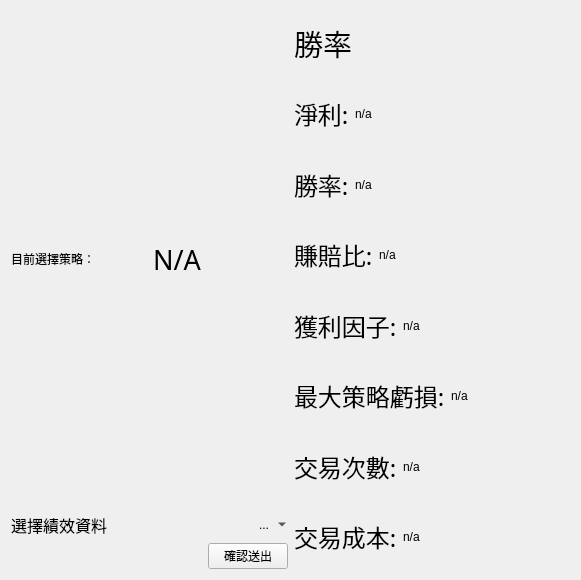
Qt form RangeBreak_Performance.ui (allen93075/Winner) before a commit.
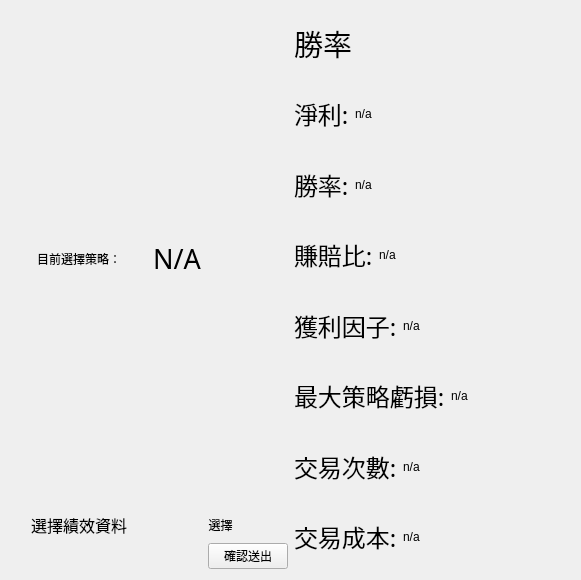
The same form after that commit.

Commit message: 績效介面修改測試

```diff
--- a/RangeBreak_Performance.ui
+++ b/RangeBreak_Performance.ui
@@ -29,7 +29,7 @@
             <string>目前選擇策略：</string>
            </property>
            <property name="alignment">
-            <set>Qt::AlignLeading|Qt::AlignLeft|Qt::AlignVCenter</set>
+            <set>Qt::AlignCenter</set>
            </property>
           </widget>
          </item>
@@ -70,15 +70,21 @@
            <property name="text">
             <string>選擇績效資料</string>
            </property>
+           <property name="alignment">
+            <set>Qt::AlignCenter</set>
+           </property>
           </widget>
          </item>
          <item>
           <widget class="QToolButton" name="performancedata_toolButton">
-           <property name="text">
-            <string>...</string>
+           <property name="sizePolicy">
+            <sizepolicy hsizetype="Preferred" vsizetype="Fixed">
+             <horstretch>0</horstretch>
+             <verstretch>0</verstretch>
+            </sizepolicy>
            </property>
-           <property name="popupMode">
-            <enum>QToolButton::MenuButtonPopup</enum>
+           <property name="text">
+            <string>選擇</string>
            </property>
            <property name="autoRaise">
             <bool>true</bool>
```
The commit also changes 2 other files.
